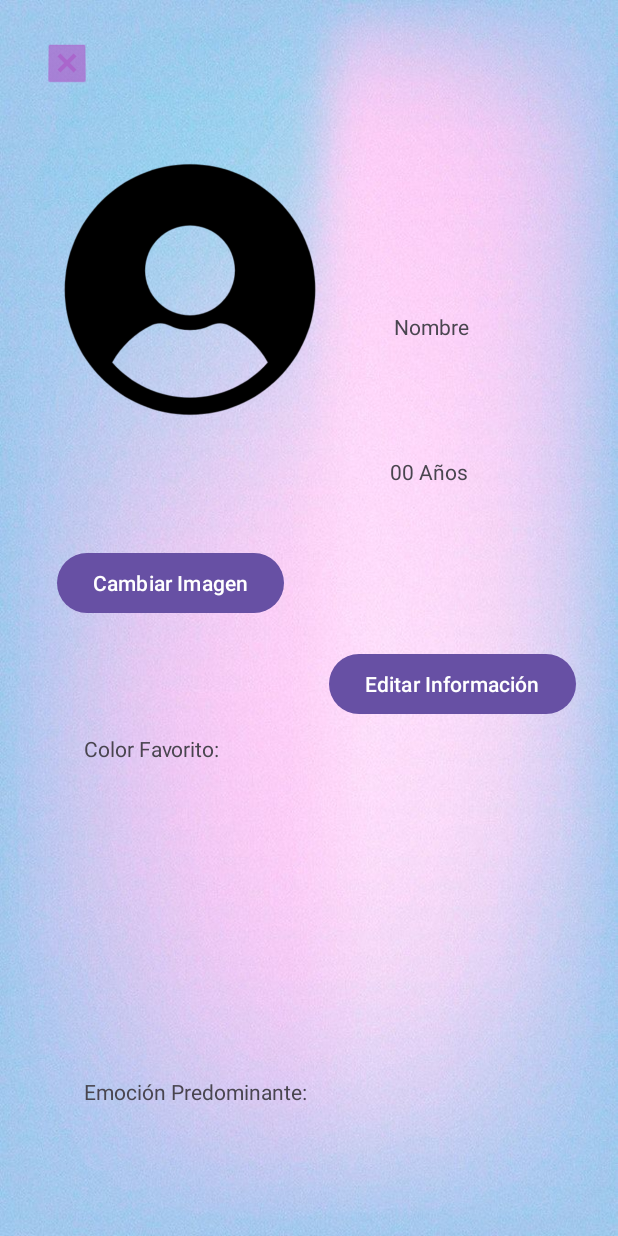
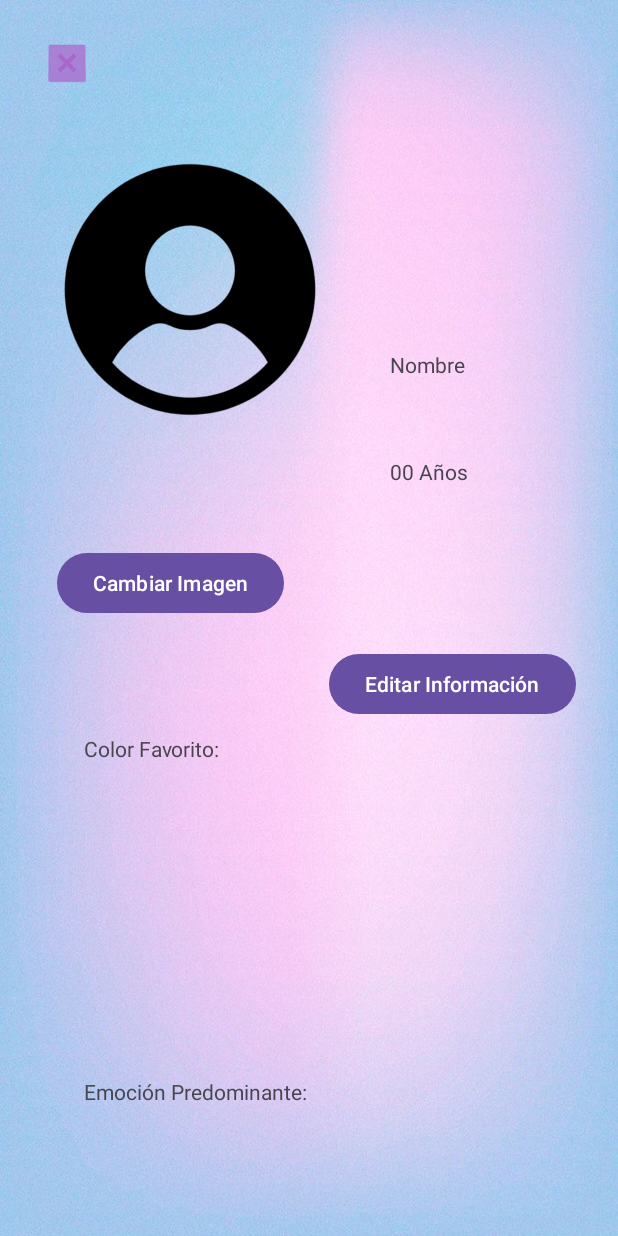
Before and after one commit to lil-mati/HomeworkColormood, an Android app: the ActivityProfile screen opened directly, with no data from a screen before it, on a phone screen of 412 x 824 dp. Run offline under Robolectric (Android 15) with nearby library versions, the phone set to English and light mode, and no system bars.

Commit message:
Creacion de activity_detalles.xml y cambio de fondo

```diff
--- a/app/src/main/AndroidManifest.xml
+++ b/app/src/main/AndroidManifest.xml
@@ -11,6 +11,9 @@
         android:roundIcon="@mipmap/ic_launcher_round"
         android:supportsRtl="true"
         android:theme="@style/Theme.HomeworkColormood">
+        <activity
+            android:name=".DetallesActivity"
+            android:exported="false" />
         <activity
             android:name=".ActivityProfile"
             android:exported="false" />
--- a/app/src/main/res/layout/activity_detalles.xml
+++ b/app/src/main/res/layout/activity_detalles.xml
@@ -8,7 +8,7 @@
         android:id="@+id/scrollUp"
         android:layout_width="match_parent"
         android:layout_height="match_parent"
-        android:background="#F8F9FF">
+        android:background="@drawable/background">
 
         <LinearLayout
             android:layout_width="match_parent"
--- a/app/src/main/res/layout/layout_profile.xml
+++ b/app/src/main/res/layout/layout_profile.xml
@@ -86,8 +86,10 @@
         android:text="@string/nombre"
         app:layout_constraintBottom_toTopOf="@+id/textView"
         app:layout_constraintEnd_toEndOf="parent"
+        app:layout_constraintHorizontal_bias="1.0"
         app:layout_constraintStart_toEndOf="@+id/imageView"
-        app:layout_constraintTop_toTopOf="parent" />
+        app:layout_constraintTop_toTopOf="parent"
+        app:layout_constraintVertical_bias="0.75" />
 
     <TextView
         android:id="@+id/textView3"
```
Also changed, not shown: app/src/main/java/com/example/homeworkcolormood/DetallesActivity.java (added, +15 -0 lines).
